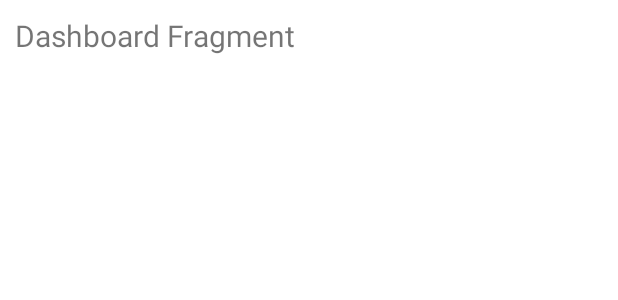
After one commit to VibhavSachan46/MyBook, an Android app: the layout fragment_dashboard.xml on its own in the app's theme, with its tools: preview values and no code run, on a phone screen of 412 x 824 dp. The commit adds this screen. Shown: the top 300 px of the screen. Run offline under Robolectric (Android 15) with nearby library versions, the phone set to English and light mode, and no system bars.

Commit message:
Second Topic 1st commit - Fragment-1

```diff
--- /dev/null
+++ b/app/src/main/res/layout/fragment_dashboard.xml
@@ -0,0 +1,17 @@
+<?xml version="1.0" encoding="utf-8"?>
+<RelativeLayout xmlns:android="http://schemas.android.com/apk/res/android"
+    xmlns:tools="http://schemas.android.com/tools"
+    android:layout_width="match_parent"
+    android:layout_height="match_parent"
+    tools:context=".DashboardFragment">
+
+    <!-- TODO: Update blank fragment layout -->
+    <TextView
+        android:id="@+id/txtDashboard"
+        android:layout_width="wrap_content"
+        android:layout_height="wrap_content"
+        android:text="@string/dashboard_fragment"
+        android:textSize="20sp"
+        android:padding="10dp"/>
+
+</RelativeLayout>
--- a/app/src/main/res/values/strings.xml
+++ b/app/src/main/res/values/strings.xml
@@ -7,4 +7,7 @@
     <string name="navigation_drawer">Navigation Drawer</string>
     <string name="open_drawer">Open Drawer</string>
     <string name="close_drawer">Close Drawer</string>
+    <!-- TODO: Remove or change this placeholder text -->
+    <string name="hello_blank_fragment">Hello blank fragment</string>
+    <string name="dashboard_fragment">Dashboard Fragment</string>
 </resources>
```
Also changed, not shown: app/src/main/java/com/example/mybook/DashboardFragment.kt (added, +61 -0 lines), app/src/main/java/com/example/mybook/MainActivity.kt (+22 -0 lines), app/src/main/res/layout/activity_main.xml (+11 -2 lines).
